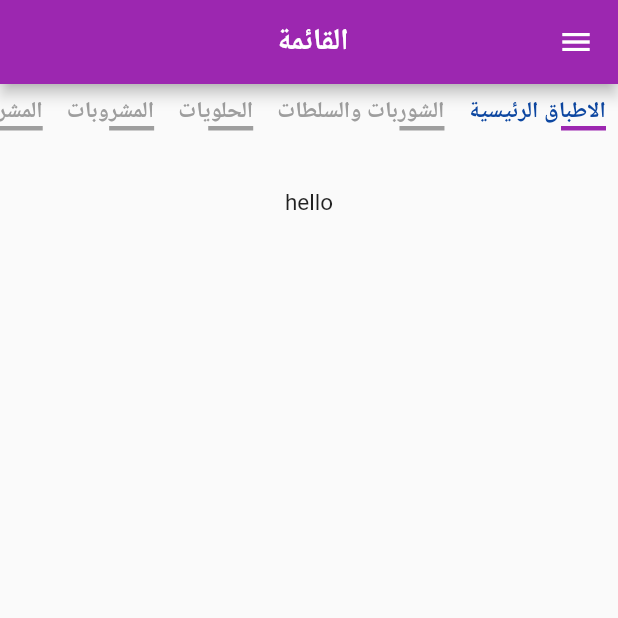
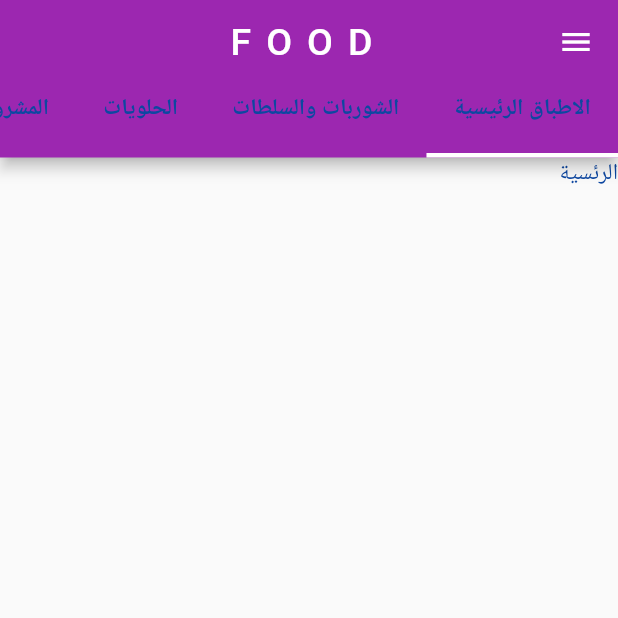
Before and after one commit to abdo-ahmed-id/foood_app, a Flutter app: the screen it shows after launch, on a phone screen of 412 x 824 dp, the top half of it. Run offline on Flutter 3.47's test engine with Material 2 defaults, Android fonts, the phone set to English and light mode, and no system bars; our stand-ins replace flutter_modular, google_fonts; missing offline and left inert: flutter_form_bloc; Roboto replaces fonts that are missing (Cairo).

Commit message:
home and categories mod

```diff
--- a/lib/modules/home/home_page.dart
+++ b/lib/modules/home/home_page.dart
@@ -1,130 +1,92 @@
 import 'package:flutter/cupertino.dart';
 import 'package:flutter/material.dart';
 import 'package:foood_app/helpers/app_theme.dart';
-import 'package:foood_app/helpers/constant.dart';
-import 'package:foood_app/helpers/routes.dart';
 import 'package:google_fonts/google_fonts.dart';
 
-class HomePage extends StatefulWidget {
-  @override
-  _HomePageState createState() => _HomePageState();
-}
+import 'drawer.dart';
 
-class _HomePageState extends State<HomePage> {
-  int selectedIndex = 0;
-
+class HomePage extends StatelessWidget {
   @override
   Widget build(BuildContext context) {
-    return Scaffold(
-      drawer: Drawer(
-        child: Column(
-          mainAxisAlignment: MainAxisAlignment.start,
-          crossAxisAlignment: CrossAxisAlignment.center,
-          children: [
-            DrawerHeader(),
-            ListTile(
+    return DefaultTabController(
+      length: 6,
+      child: Scaffold(
+        drawer: DrawerPage(),
+        appBar: AppBar(
+          backgroundColor: AppTheme.primaryColor,
+          centerTitle: true,
           title: Text(
-                'الرئسية',
+            'FOOD',
+            style: GoogleFonts.cairo(letterSpacing: 10, fontSize: 25),
+          ),
+          bottom: TabBar(
+            isScrollable: true,
+            labelPadding:
+                EdgeInsets.only(left: 18, right: 18, top: 0, bottom: 20),
+            unselectedLabelColor: Colors.red,
+            labelColor: Colors.black,
+            indicatorColor: Colors.white,
+            indicatorSize: TabBarIndicatorSize.tab,
+            indicatorWeight: 3,
+            tabs: [
+              Text(
+                'الاطباق الرئيسية',
+                style: GoogleFonts.cairo(
+                  color: AppTheme.fontColor,
+                ),
+              ),
+              Text(
+                'الشوربات والسلطات',
                 style: GoogleFonts.cairo(color: AppTheme.fontColor),
               ),
-              onTap: () {
-                Navigator.pushReplacementNamed(context, Routes.homePage);
-              },
-            ),
-            ListTile(
-              title: Text(
-                'الاقسام',
+              Text(
+                'الحلويات',
                 style: GoogleFonts.cairo(color: AppTheme.fontColor),
               ),
-              onTap: () {
-                Navigator.pushNamed(context, Routes.categoriesPage);
-              },
-            ),
-            ListTile(
-              title: Text(
-                'البحث',
+              Text(
+                'المشروبات',
                 style: GoogleFonts.cairo(color: AppTheme.fontColor),
               ),
-              onTap: () {},
-            ),
-            ListTile(
-              title: Text(
-                'المكونات',
+              Text(
+                'المشروبات الساخنة',
                 style: GoogleFonts.cairo(color: AppTheme.fontColor),
               ),
-              onTap: () {},
-            ),
-            ListTile(
-              title: Text(
-                'تسجيل الخروج',
+              Text(
+                'المشويات',
                 style: GoogleFonts.cairo(color: AppTheme.fontColor),
-              ),
-              onTap: () {
-                Navigator.pushReplacementNamed(context, Routes.loginPage);
-              },
               ),
             ],
           ),
         ),
-      appBar: AppBar(
-        backgroundColor: AppTheme.primaryColor,
-        title: Text(
-          'القائمة ',
-          style: GoogleFonts.cairo(
-              fontSize: 20,
-              letterSpacing: 20,
-              color: Colors.white,
-              fontWeight: FontWeight.bold),
-        ),
-        centerTitle: true,
-      ),
-      body: Column(
-        children: [
-          Expanded(
-            child: ListView.builder(
-              itemCount: Constants.categories.length,
-              scrollDirection: Axis.horizontal,
-              itemBuilder: (BuildContext context, int index) {
-                return Padding(
-                  padding: const EdgeInsets.all(8.0),
-                  child: InkWell(
-                    onTap: () {
-                      setState(() {
-                        selectedIndex = index;
-                      });
-                    },
-                    child: Column(
-                      mainAxisAlignment: MainAxisAlignment.start,
-                      crossAxisAlignment: CrossAxisAlignment.start,
+        body: TabBarView(
           children: [
             Text(
-                          Constants.categories[index],
-                          style: GoogleFonts.cairo(
-                              color: selectedIndex == index
-                                  ? AppTheme.fontColor
-                                  : Colors.grey,
-                              fontWeight: FontWeight.bold),
+              'الرئسية',
+              style: GoogleFonts.cairo(color: AppTheme.fontColor),
             ),
-                        Container(
-                          height: 3,
-                          width: 30,
-                          color: selectedIndex == index
-                              ? AppTheme.primaryColor
-                              : Colors.grey,
-                        )
+            Text(
+              'الرئسية',
+              style: GoogleFonts.cairo(color: AppTheme.fontColor),
+            ),
+            Text(
+              'الرئسية',
+              style: GoogleFonts.cairo(color: AppTheme.fontColor),
+            ),
+            Text(
+              'الرئسية',
+              style: GoogleFonts.cairo(color: AppTheme.fontColor),
+            ),
+            Text(
+              'الرئسية',
+              style: GoogleFonts.cairo(color: AppTheme.fontColor),
+            ),
+            Text(
+              'الرئسية',
+              style: GoogleFonts.cairo(color: AppTheme.fontColor),
+            ),
           ],
         ),
       ),
     );
-              },
-            ),
-          ),
-          Expanded(
-            flex: 10,
-            child: Text('hello'),
-          )
-        ],
-      ),
-    );
   }
 }
```
Lines whose indentation alone changed are shown as unchanged.
